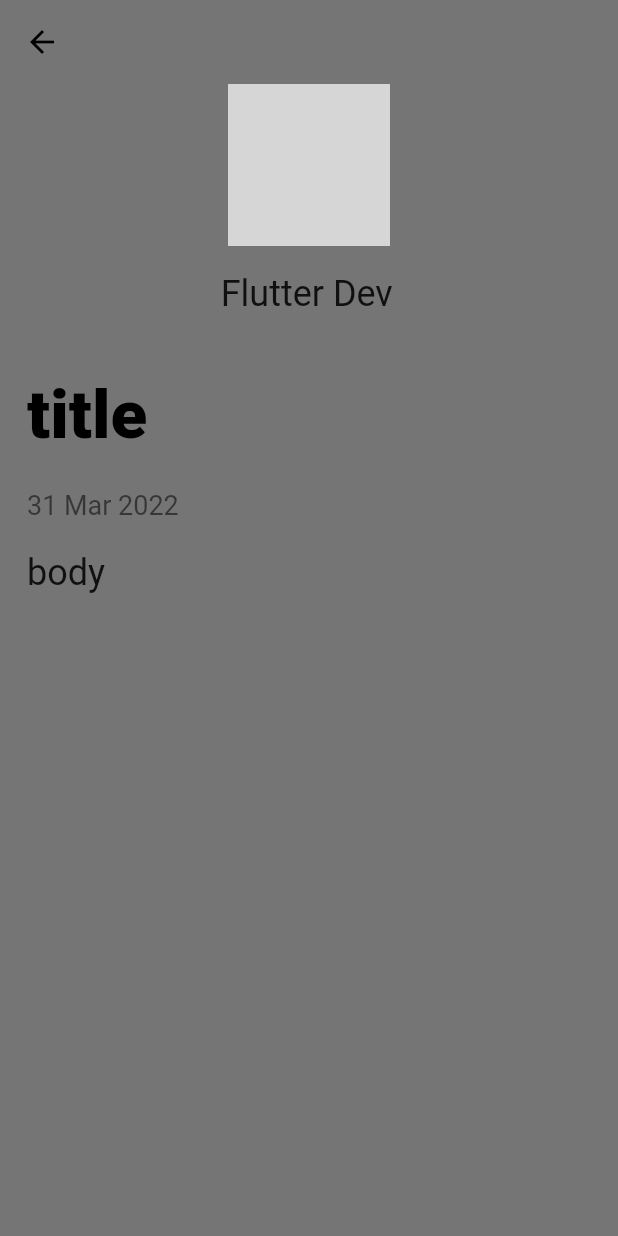
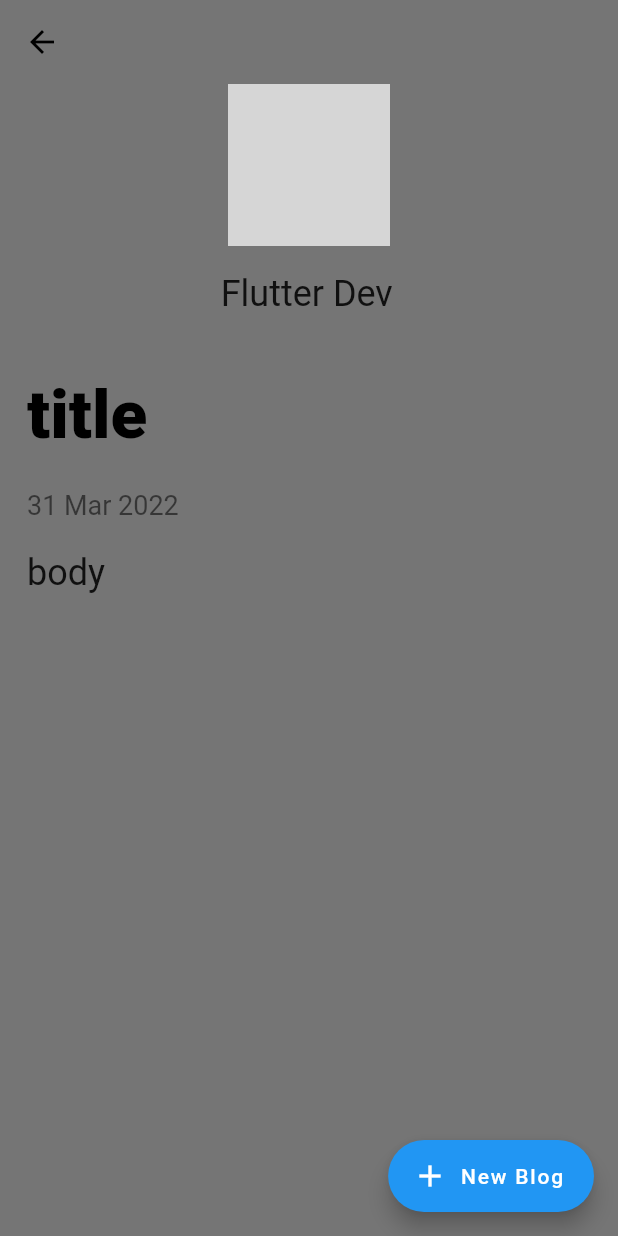
Before and after one commit to tarunchauhan97/blog-web-app-prov-new, a Flutter app: the screen it shows after launch, after a tap on "title", on a phone screen of 412 x 824 dp. Run offline on Flutter 3.47's test engine with Material 2 defaults, Android fonts, the phone set to English and light mode, and no system bars; our stand-ins replace cloud_firestore, firebase_core; accounts and stored records are empty; network calls fail; grey boxes are pictures that could not be loaded.

Commit message:
added new blog page

```diff
--- a/lib/blog_page.dart
+++ b/lib/blog_page.dart
@@ -11,8 +11,9 @@ class BlogPage extends StatelessWidget {
 
   @override
   Widget build(BuildContext context) {
-    final user = Provider.of<User>(context,listen: false);
-    return BlogScaffold(children: [
+    final user = Provider.of<User>(context, listen: false);
+    return BlogScaffold(
+      children: [
         ConstrainedCentre(
           child: CircleAvatar(
             radius: 54,
@@ -29,6 +30,12 @@ class BlogPage extends StatelessWidget {
         SelectableText(blogPost.date, style: Theme.of(context).textTheme.caption),
         SizedBox(height: 20),
         SelectableText(blogPost.body.toString(), style: Theme.of(context).textTheme.headline5),
-    ]);
+      ],
+      floatingActionButton: FloatingActionButton.extended(
+        label: Text('New Blog'),
+        icon: Icon(Icons.add),
+        onPressed: () {},
+      ),
+    );
   }
 }
--- a/lib/blog_scaffold.dart
+++ b/lib/blog_scaffold.dart
@@ -1,9 +1,11 @@
 import 'package:flutter/material.dart';
 
 class BlogScaffold extends StatelessWidget {
-  BlogScaffold({Key? key, required this.children}) : super(key: key);
+  BlogScaffold({Key? key, required this.children, required this.floatingActionButton})
+      : super(key: key);
 
-  List<Widget> children = [];
+  final List<Widget> children;
+  final Widget floatingActionButton;
 
   @override
   Widget build(BuildContext context) {
@@ -20,6 +22,7 @@ class BlogScaffold extends StatelessWidget {
           ),
         ),
       ),
+      floatingActionButton: floatingActionButton,
     );
   }
 }
--- a/lib/home_page.dart
+++ b/lib/home_page.dart
@@ -1,3 +1,4 @@
+import 'package:blog_web_app/blog_entry_page.dart';
 import 'package:blog_web_app/blog_page.dart';
 import 'package:blog_web_app/blog_post.dart';
 import 'package:blog_web_app/blog_scaffold.dart';
@@ -11,7 +12,7 @@ class HomePage extends StatelessWidget {
   @override
   Widget build(BuildContext context) {
     final posts = Provider.of<List<BlogPost>>(context, listen: false);
-    final user = Provider.of<User>(context,listen: false);
+    final user = Provider.of<User>(context, listen: false);
     return BlogScaffold(
       //crossAxisAlignment: CrossAxisAlignment.start,
       children: [
@@ -42,6 +43,15 @@ class HomePage extends StatelessWidget {
         ),
         for (var post in posts) BlogListTile(post: post),
       ],
+      floatingActionButton: FloatingActionButton.extended(
+        label: Text('New Blog'),
+        icon: Icon(Icons.add),
+        onPressed: () {
+          Navigator.of(context).push(
+            MaterialPageRoute(builder: (context) => BlogEntryPage()),
+          );
+        },
+      ),
     );
   }
 }
```
Also changed, not shown: lib/blog_entry_page.dart (added, +36 -0 lines). Lines whose indentation alone changed are shown as unchanged.
